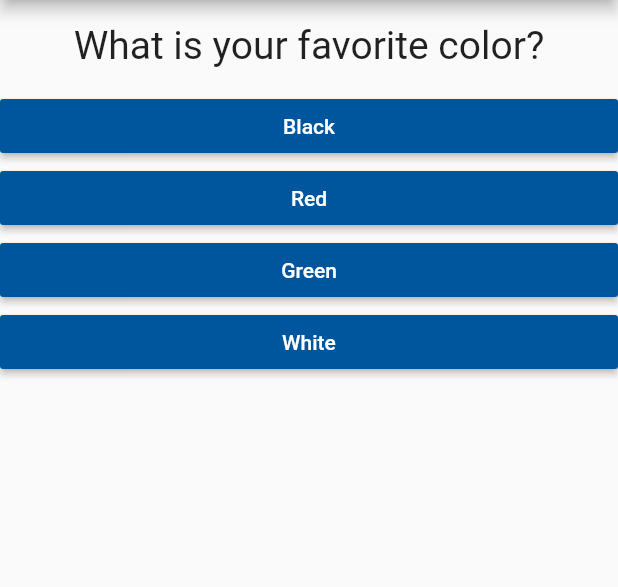
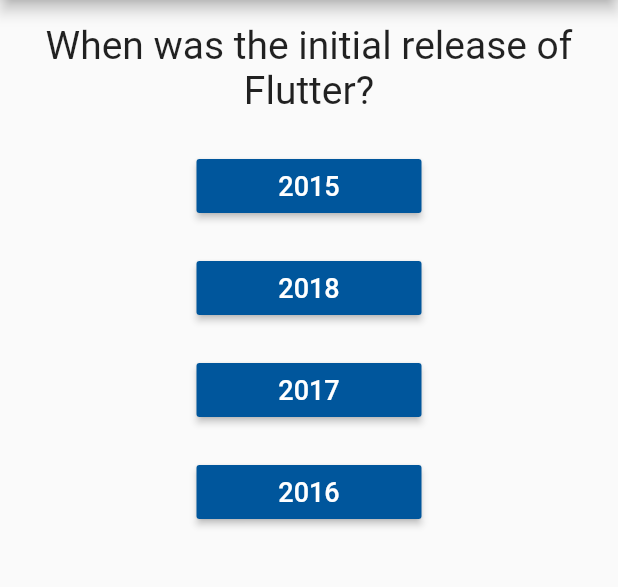
Before and after one commit to mmarolin/quiz-app-flutter, a Flutter app: the screen it shows after launch, on a phone screen of 412 x 824 dp, the part 84-671 px from its top. Run offline on Flutter 3.47's test engine with Material 2 defaults, Android fonts, the phone set to English and light mode, and no system bars.

```diff
--- a/lib/answer.dart
+++ b/lib/answer.dart
@@ -1,7 +1,7 @@
 import 'package:flutter/material.dart';
 
 class Answer extends StatelessWidget {
-  final Function selectHandler;
+  final VoidCallback selectHandler;
   final String answerText;
 
   Answer(this.selectHandler, this.answerText);
@@ -9,11 +9,15 @@ class Answer extends StatelessWidget {
   @override
   Widget build(BuildContext context) {
     return Container(
-        width: double.infinity,
+        width: 150,
+        margin: EdgeInsets.all(10),
         child: RaisedButton(
           color: Color.fromARGB(255, 0, 86, 156),
           textColor: Colors.white,
-          child: Text(answerText),
+          child: Text(answerText,
+              style: new TextStyle(
+                fontSize: 18,
+              )),
           onPressed: selectHandler,
         ));
   }
--- a/lib/main.dart
+++ b/lib/main.dart
@@ -1,7 +1,7 @@
 import 'package:flutter/material.dart';
 
-import './question.dart';
-import './answer.dart';
+import './quiz.dart';
+import './result.dart';
 
 void main() => runApp(MyApp());
 
@@ -13,35 +13,33 @@ class MyApp extends StatefulWidget {
 }
 
 class _MyAppState extends State<MyApp> {
+  final _questions = const [
+    {
+      'questionText': 'When was the initial release of Flutter?',
+      'answers': ['2015', '2018', '2017', '2016']
+    },
+    {
+      'questionText': 'Who developed Flutter?',
+      'answers': ['Google', 'Apple', 'Amazon', 'IBM']
+    },
+    {
+      'questionText': 'In which language is Flutter written in?',
+      'answers': ['Java', 'C#', 'PHP', 'Dart']
+    },
+  ];
+
   var _questionIndex = 0;
 
   void _answerQuestion() {
     setState(() {
-      if (_questionIndex < 2) {
-        _questionIndex += 1;
-      } else {
-        return;
-      }
+      _questionIndex += 1;
     });
     print(_questionIndex);
   }
 
   @override
   Widget build(BuildContext context) {
-    var questions = [
-      {
-        'questionText': 'What is your favorite color?',
-        'answers': ['Black', 'Red', 'Green', 'White']
-      },
-      {
-        'questionText': 'What is your favorite animal?',
-        'answers': ['Giraffe', 'Elephant', 'Dog', 'Cat']
-      },
-      {
-        'questionText': 'What is life?',
-        'answers': ['What', 'I dont know', 'Who knows', 'Ok']
-      },
-    ];
+    var condition = _questionIndex < _questions.length;
 
     return MaterialApp(
       home: Scaffold(
@@ -49,17 +47,13 @@ class _MyAppState extends State<MyApp> {
           title: Text('Quiz App'),
           centerTitle: true,
         ),
-        body: Column(
-          children: <Widget>[
-            Question(
-              questions[_questionIndex]['questionText'],
-            ),
-            ...(questions[_questionIndex]['answers'] as List<String>)
-                .map((answer) {
-              return Answer(_answerQuestion, answer);
-            }).toList(),
-          ],
-        ),
+        body: condition
+            ? Quiz(
+                answerQuestion: _answerQuestion,
+                questionIndex: _questionIndex,
+                questions: _questions,
+              )
+            : Result(),
       ),
     );
   }
--- /dev/null
+++ b/lib/quiz.dart
@@ -0,0 +1,29 @@
+import 'package:flutter/material.dart';
+
+import './question.dart';
+import './answer.dart';
+
+class Quiz extends StatelessWidget {
+  final List<Map<String, Object>> questions;
+  final int questionIndex;
+  final VoidCallback answerQuestion;
+
+  Quiz(
+      {required this.questions,
+      required this.answerQuestion,
+      required this.questionIndex});
+
+  @override
+  Widget build(BuildContext context) {
+    return Column(
+      children: <Widget>[
+        Question(
+          questions[questionIndex]['questionText'] as String,
+        ),
+        ...(questions[questionIndex]['answers'] as List<String>).map((answer) {
+          return Answer(answerQuestion, answer);
+        }).toList(),
+      ],
+    );
+  }
+}
--- /dev/null
+++ b/lib/result.dart
@@ -0,0 +1,10 @@
+import 'package:flutter/material.dart';
+
+class Result extends StatelessWidget {
+  @override
+  Widget build(BuildContext context) {
+    return Center(
+      child: Text('You did it!'),
+    );
+  }
+}
--- a/pubspec.yaml
+++ b/pubspec.yaml
@@ -18,7 +18,7 @@ publish_to: "none" # Remove this line if you wish to publish to pub.dev
 version: 1.0.0+1
 
 environment:
-  sdk: ">=2.11.0 <3.0.0"
+  sdk: ">=2.12.0 <3.0.0"
 
 dependencies:
   flutter:
```
Also changed, not shown: 1 other file.
